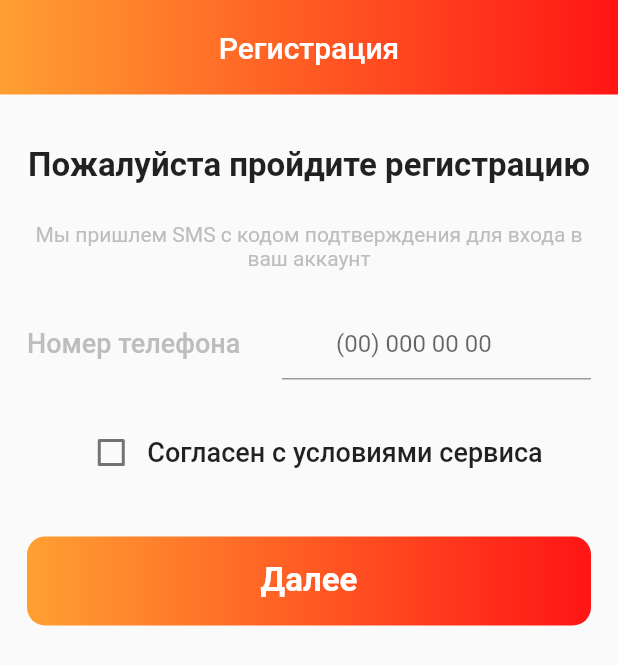
After one commit to AbbosMamadaliyev/mango, a Flutter app: the RegistrationPage screen opened directly, on a phone screen of 412 x 824 dp. The commit adds this screen. Shown: the top 665 px of the screen. Run offline on Flutter 3.47's test engine with Material 2 defaults, Android fonts, the phone set to English and light mode, and no system bars; our stand-ins replace animated_bottom_navigation_bar, mask_text_input_formatter.

Commit message:
custom app bar qilindi

```diff
--- a/lib/core/app_colors.dart
+++ b/lib/core/app_colors.dart
@@ -2,6 +2,7 @@ import 'package:flutter/material.dart';
 
 class AppColors {
   static const Color orange = Color(0xffff702f);
+  static const Color redOrange = Color(0xffFF1515);
   static const Color orangeLight = Color(0xffffa032);
   static const Color green = Color(0xff149305);
 }
--- a/lib/main.dart
+++ b/lib/main.dart
@@ -1,7 +1,16 @@
 import 'package:flutter/material.dart';
+import 'package:mango/presentation/main_screen/main_screen_model.dart';
+import 'package:provider/provider.dart';
 
 import 'app/my_app.dart';
 
 void main() {
-  runApp(const MyApp());
+  runApp(
+    MultiProvider(
+      providers: [
+        ChangeNotifierProvider(create: (create) => MainScreenModel()),
+      ],
+      child: const MyApp(),
+    ),
+  );
 }
--- /dev/null
+++ b/lib/presentation/constanta_widgets/custom_app_bar.dart
@@ -0,0 +1,42 @@
+import 'package:flutter/material.dart';
+
+import '../../core/app_colors.dart';
+
+PreferredSize buildPreferredSize(BuildContext context,
+    {required Widget leftChildWidget, required Widget rightChildWidget}) {
+  final size = MediaQuery.of(context).size;
+
+  return PreferredSize(
+    child: Container(
+      padding: EdgeInsets.only(top: MediaQuery.of(context).padding.top),
+      child: Padding(
+        padding: const EdgeInsets.symmetric(vertical: 20, horizontal: 8),
+        child: Row(
+          mainAxisSize: MainAxisSize.min,
+          mainAxisAlignment: MainAxisAlignment.spaceAround,
+          children: [
+            leftChildWidget,
+            SizedBox(width: size.width * 0.2),
+            const Text(
+              'Регистрация ',
+              textAlign: TextAlign.center,
+              style: TextStyle(
+                fontSize: 20.0,
+                fontWeight: FontWeight.w500,
+                color: Colors.white,
+              ),
+            ),
+            SizedBox(width: size.width * 0.2),
+            rightChildWidget,
+          ],
+        ),
+      ),
+      decoration: const BoxDecoration(
+        gradient: LinearGradient(
+          colors: [AppColors.orangeLight, AppColors.redOrange],
+        ),
+      ),
+    ),
+    preferredSize: Size(MediaQuery.of(context).size.width, 150.0),
+  );
+}
--- a/lib/presentation/main_screen/main_screen.dart
+++ b/lib/presentation/main_screen/main_screen.dart
@@ -3,8 +3,11 @@ import 'package:flutter/material.dart';
 import 'package:mango/core/app_colors.dart';
 import 'package:mango/presentation/add_profile_page/add_profile_page.dart';
 import 'package:mango/presentation/home_page/home_page.dart';
+import 'package:mango/presentation/main_screen/main_screen_model.dart';
 import 'package:mango/presentation/pay_page/pay_page.dart';
 import 'package:mango/presentation/profile_page/profile_page.dart';
+import 'package:mango/presentation/registration_page/ragistration_page.dart';
+import 'package:provider/provider.dart';
 
 import '../scanner_page/scanner_page.dart';
 
@@ -17,19 +20,19 @@ class MainScreen extends StatefulWidget {
 
 class _MainScreenState extends State<MainScreen> {
   int _bottomNavIndex = 0;
+  bool isLogin = false;
 
-  List<Widget> bodies = [
-    HomePage(),
-    AddProfilePage(),
-    PayPage(),
-    ProfilePage(),
-    ScannerPage(),
-  ];
+  @override
+  void initState() {
+    super.initState();
+
+    // isLogin =
+  }
 
   @override
   Widget build(BuildContext context) {
     return Scaffold(
-      body: bodies[_bottomNavIndex],
+      body: bodies()[_bottomNavIndex],
       floatingActionButton: FloatingActionButton(
         backgroundColor: Colors.white,
         onPressed: () {
@@ -64,4 +67,16 @@ class _MainScreenState extends State<MainScreen> {
     Icons.account_balance_wallet_outlined,
     Icons.person_outline,
   ];
+
+  List<Widget> bodies() {
+    var log = context.watch<MainScreenModel>().isRegister;
+
+    return [
+      HomePage(),
+      AddProfilePage(),
+      PayPage(),
+      log ? ProfilePage() : RegistrationPage(),
+      ScannerPage(),
+    ];
+  }
 }
--- /dev/null
+++ b/lib/presentation/main_screen/main_screen_model.dart
@@ -0,0 +1,10 @@
+import 'package:flutter/cupertino.dart';
+
+class MainScreenModel extends ChangeNotifier {
+  bool isRegister = true;
+
+  void checkRegister() {
+    isRegister = true;
+    notifyListeners();
+  }
+}
--- /dev/null
+++ b/lib/presentation/registration_page/ragistration_page.dart
@@ -0,0 +1,124 @@
+import 'package:flutter/cupertino.dart';
+import 'package:flutter/material.dart';
+import 'package:mango/core/app_colors.dart';
+import 'package:mask_text_input_formatter/mask_text_input_formatter.dart';
+
+import '../constanta_widgets/custom_app_bar.dart';
+
+class RegistrationPage extends StatefulWidget {
+  const RegistrationPage({Key? key}) : super(key: key);
+
+  @override
+  _RegistrationPageState createState() => _RegistrationPageState();
+}
+
+class _RegistrationPageState extends State<RegistrationPage> {
+  final phoneNumberController = TextEditingController();
+  bool checkValue = false;
+
+  @override
+  Widget build(BuildContext context) {
+    final size = MediaQuery.of(context).size;
+
+    return Scaffold(
+      appBar: buildPreferredSize(
+        context,
+        rightChildWidget: SizedBox.shrink(),
+        leftChildWidget: SizedBox.shrink(),
+      ),
+      body: Padding(
+        padding: const EdgeInsets.all(18.0),
+        child: Column(
+          children: [
+            SizedBox(height: size.height * 0.02),
+            const Text(
+              'Пожалуйста пройдите регистрацию',
+              style: TextStyle(
+                fontSize: 22,
+                fontWeight: FontWeight.w600,
+              ),
+            ),
+            SizedBox(height: size.height * 0.03),
+            Text(
+              'Мы пришлем SMS с кодом подтверждения для входа в ваш аккаунт',
+              textAlign: TextAlign.center,
+              style: TextStyle(color: Colors.grey.shade400),
+            ),
+            SizedBox(height: size.height * 0.03),
+            Row(
+              mainAxisAlignment: MainAxisAlignment.spaceBetween,
+              children: [
+                Text(
+                  'Номер телефона',
+                  style: TextStyle(
+                    fontSize: 18,
+                    fontWeight: FontWeight.w500,
+                    color: Colors.grey.shade400,
+                  ),
+                ),
+                SizedBox(
+                  width: size.width * 0.5,
+                  child: TextField(
+                    inputFormatters: [maskFormatter],
+                    controller: phoneNumberController,
+                    decoration: InputDecoration(
+                      prefixText: '+998',
+                      hintText: '(00) 000 00 00',
+                    ),
+                  ),
+                ),
+              ],
+            ),
+            SizedBox(height: size.height * 0.03),
+            Row(
+              mainAxisAlignment: MainAxisAlignment.center,
+              children: [
+                Checkbox(
+                  value: checkValue,
+                  onChanged: (val) {
+                    setState(() {
+                      checkValue = val!;
+                    });
+                  },
+                ),
+                const Text(
+                  'Согласен с условиями сервиса',
+                  style: TextStyle(
+                    fontSize: 18,
+                    fontWeight: FontWeight.w500,
+                    // color: Colors.grey.shade400,
+                  ),
+                ),
+              ],
+            ),
+            Container(
+              height: size.height * 0.072,
+              width: size.width,
+              margin: const EdgeInsets.only(top: 32),
+              alignment: Alignment.center,
+              decoration: BoxDecoration(
+                gradient: const LinearGradient(
+                  colors: [AppColors.orangeLight, AppColors.redOrange],
+                ),
+                borderRadius: BorderRadius.circular(12),
+              ),
+              child: const Text(
+                'Далее',
+                style: TextStyle(
+                  fontSize: 22,
+                  fontWeight: FontWeight.w600,
+                  color: Colors.white,
+                ),
+              ),
+            ),
+          ],
+        ),
+      ),
+    );
+  }
+
+  var maskFormatter = MaskTextInputFormatter(
+      mask: '(##) ### ## ##',
+      filter: {"#": RegExp(r'[0-9]')},
+      type: MaskAutoCompletionType.lazy);
+}
--- a/pubspec.yaml
+++ b/pubspec.yaml
@@ -36,6 +36,9 @@ dependencies:
   cupertino_icons: ^1.0.2
   animated_bottom_navigation_bar: ^0.3.2
   convex_bottom_bar:
+  mask_text_input_formatter: ^2.3.0
+  provider:
+
 
 dev_dependencies:
   flutter_test:
```
Also changed, not shown: pubspec.lock.
